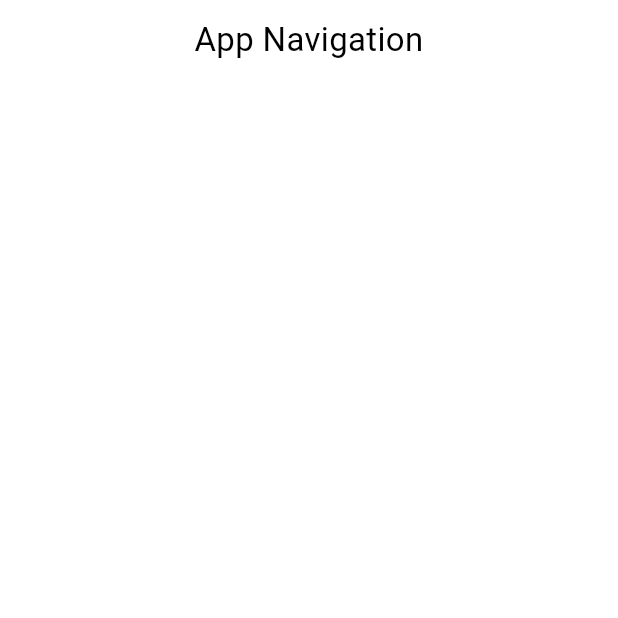
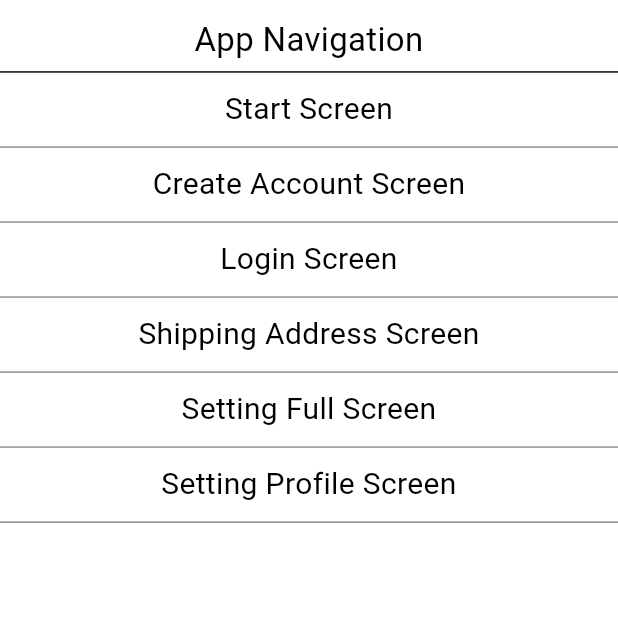
Before and after one commit to hoailuong123/AlamodeApp, a Flutter app: the AppNavigationScreen screen opened by its route, on a phone screen of 412 x 824 dp, the top half of it. Run offline on Flutter 3.47's test engine with Material 3 defaults, Android fonts, the phone set to English and light mode, and no system bars; our stand-ins replace cached_network_image, connectivity_plus, flutter_rating_bar, flutter_svg, pin_code_fields; missing offline and left inert: country_pickers.

Commit message:
fix navigation screen

```diff
--- a/lib/presentation/app_navigation_screen/app_navigation_screen.dart
+++ b/lib/presentation/app_navigation_screen/app_navigation_screen.dart
@@ -8,32 +8,87 @@ class AppNavigationScreen extends StatelessWidget {
   Widget build(BuildContext context) {
     return SafeArea(
       child: Scaffold(
-        backgroundColor: Colors.white, // Use named constructor for clarity
+        backgroundColor: const Color(0xFFFFFFFF),
         body: SizedBox(
-          width: double.infinity, // Use double.infinity for full width
+          width: double.infinity,
           child: Column(
             children: [
               Container(
-                decoration: BoxDecoration(
-                  color: Colors.white, // Use named constructor for clarity
-                ),
+                color: const Color(0xFFFFFFFF),
                 child: Column(
                   children: [
-                    SizedBox(height: 10.h), // Assuming h is an extension for screen height
+                    SizedBox(
+                      height: 10.h,
+                    ),
                     Padding(
-                      padding: EdgeInsets.symmetric(horizontal: 20.h), // Assuming h is an extension for horizontal padding
+                      padding: EdgeInsets.symmetric(
+                        horizontal: 20.h,
+                      ),
                       child: Text(
                         "App Navigation",
                         textAlign: TextAlign.center,
                         style: TextStyle(
-                          color: Colors.black, // Use named constructor for clarity
-                          fontSize: 20.fSize, // Assuming fSize is an extension for font size
+                          color: const Color(0xFF000000),
+                          fontSize: 20.fSize,
                           fontFamily: 'Roboto',
                           fontWeight: FontWeight.w400,
                         ),
                       ),
                     ),
+                    SizedBox(height: 5.h),
+                    Divider(
+                      height: 1.h,
+                      thickness: 1.h,
+                      color: const Color(0xFF000000),
+                    ),
                   ],
+                ),
+              ),
+              Expanded(
+                child: SingleChildScrollView(
+                  child: Container(
+                    color: const Color(0xFFFFFFFF),
+                    child: Column(
+                      children: [
+                        _buildScreenTitle(
+                          context,
+                          screenTitle: "Start Screen",
+                          onTapScreenTitle: () =>
+                              onTapScreenTitle(context, AppRoutes.startScreen),
+                        ),
+                        _buildScreenTitle(
+                          context,
+                          screenTitle: "Create Account Screen",
+                          onTapScreenTitle: () => onTapScreenTitle(
+                              context, AppRoutes.createAccountScreen),
+                        ),
+                        _buildScreenTitle(
+                          context,
+                          screenTitle: "Login Screen",
+                          onTapScreenTitle: () =>
+                              onTapScreenTitle(context, AppRoutes.loginScreen),
+                        ),
+                        _buildScreenTitle(
+                          context,
+                          screenTitle: "Shipping Address Screen",
+                          onTapScreenTitle: () => onTapScreenTitle(
+                              context, AppRoutes.shippingAddressScreen),
+                        ),
+                        _buildScreenTitle(
+                          context,
+                          screenTitle: "Setting Full Screen",
+                          onTapScreenTitle: () => onTapScreenTitle(
+                              context, AppRoutes.settingsFullScreen),
+                        ),
+                        _buildScreenTitle(
+                          context,
+                          screenTitle: "Setting Profile Screen",
+                          onTapScreenTitle: () => onTapScreenTitle(
+                              context, AppRoutes.settingsProfileScreen),
+                        ),
+                      ],
+                    ),
+                  ),
                 ),
               ),
             ],
@@ -42,4 +97,50 @@ class AppNavigationScreen extends StatelessWidget {
       ),
     );
   }
+
+  Widget _buildScreenTitle(
+    BuildContext context, {
+    required String screenTitle,
+    Function? onTapScreenTitle,
+  }) {
+    return GestureDetector(
+      onTap: () {
+        if (onTapScreenTitle != null) {
+          onTapScreenTitle();
+        }
+      },
+      child: Container(
+        color: const Color(0xFFFFFFFF),
+        child: Column(
+          children: [
+            const SizedBox(height: 10.0),
+            Padding(
+              padding: const EdgeInsets.symmetric(horizontal: 20.0),
+              child: Text(
+                screenTitle,
+                textAlign: TextAlign.center,
+                style: const TextStyle(
+                  color: Color(0xFF000000),
+                  fontSize: 20.0,
+                  fontFamily: 'Roboto',
+                  fontWeight: FontWeight.w400,
+                ),
+              ),
+            ),
+            const SizedBox(height: 10.0),
+            const Divider(
+              height: 1.0,
+              thickness: 1.0,
+              color: Color(0xFF888888),
+            ),
+          ],
+        ),
+      ),
+    );
+  }
+
+  /// Common click event
+  void onTapScreenTitle(BuildContext context, String routeName) {
+    Navigator.pushNamed(context, routeName);
+  }
 }
```
